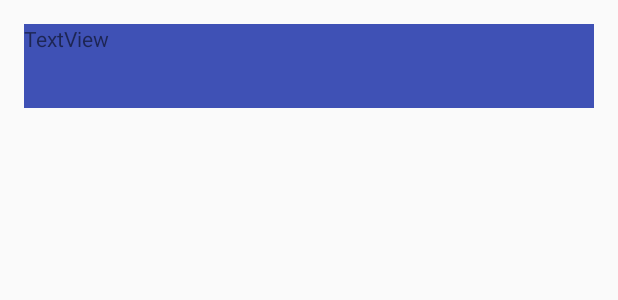
After one commit to aaggarwal73/H2WoahAndroid, an Android app: the layout activity_view_reports.xml on its own in the app's theme, with its tools: preview values and no code run, on a phone screen of 412 x 824 dp. The commit adds this screen. Shown: the top 300 px of the screen. Run offline under Robolectric (Android 15) with nearby library versions, the phone set to English and light mode, and no system bars.

Commit message:
hopefully i will get all the points I want. Got view to work

```diff
--- a/H2Woah/app/src/main/AndroidManifest.xml
+++ b/H2Woah/app/src/main/AndroidManifest.xml
@@ -64,7 +64,8 @@
             android:name=".CreateQualityReport"
             android:parentActivityName=".MapsActivity"
             android:theme="@style/Theme.AppCompat.Light.NoActionBar" />
-        <activity android:name=".BaseMenuActivity"></activity>
+        <activity android:name=".BaseMenuActivity" />
+        <activity android:name=".ViewReportsActivity"></activity>
     </application>
 
 </manifest>
--- a/H2Woah/app/src/main/res/layout/activity_create_quality_report.xml
+++ b/H2Woah/app/src/main/res/layout/activity_create_quality_report.xml
@@ -92,7 +92,7 @@
         android:inputType="numberSigned"
         android:hint="Enter Conaminant PPM"
         android:ems="10"
-        android:id="@+id/contaminant"
+        android:id="@+id/contaminantPPM"
         android:layout_above="@+id/create"
         android:layout_alignLeft="@+id/longitude"
         android:layout_alignStart="@+id/longitude" />
--- /dev/null
+++ b/H2Woah/app/src/main/res/layout/activity_view_reports.xml
@@ -0,0 +1,32 @@
+<?xml version="1.0" encoding="utf-8"?>
+<RelativeLayout xmlns:android="http://schemas.android.com/apk/res/android"
+    xmlns:tools="http://schemas.android.com/tools"
+    android:id="@+id/activity_view_reports"
+    android:layout_width="match_parent"
+    android:layout_height="match_parent"
+    android:paddingBottom="@dimen/activity_vertical_margin"
+    android:paddingLeft="@dimen/activity_horizontal_margin"
+    android:paddingRight="@dimen/activity_horizontal_margin"
+    android:paddingTop="@dimen/activity_vertical_margin"
+    tools:context="com.h2woah.ViewReportsActivity">
+
+    <android.support.v7.widget.Toolbar
+        android:id="@+id/actionbar"
+        android:layout_width="match_parent"
+        android:layout_height="wrap_content"
+        android:background="?attr/colorPrimary"
+        android:theme="@style/ThemeOverlay.AppCompat.ActionBar"/>
+
+    <ListView
+        android:layout_width="match_parent"
+        android:layout_height="match_parent"
+        android:id="@+id/listview"
+        android:layout_below="@+id/actionbar" />
+
+    <TextView
+        android:text="TextView"
+        android:layout_width="wrap_content"
+        android:layout_height="wrap_content"
+        android:id="@+id/textView" />
+
+</RelativeLayout>
```
Also changed, not shown: H2Woah/app/src/main/java/com/h2woah/CreateQualityReport.java (+63 -11 lines), H2Woah/app/src/main/java/com/h2woah/MapsActivity.java (+8 -0 lines), H2Woah/app/src/main/java/com/h2woah/ViewQualityReportsActivity.java (added, +70 -0 lines), H2Woah/app/src/main/java/com/h2woah/ViewReportsActivity.java (added, +70 -0 lines), H2Woah/app/src/main/res/layout/activity_view_q_reports.xml (added, +28 -0 lines), H2Woah/app/src/main/res/layout/list_item.xml (added, +23 -0 lines), H2Woah/app/src/main/res/menu/menu.xml (+12 -0 lines).
